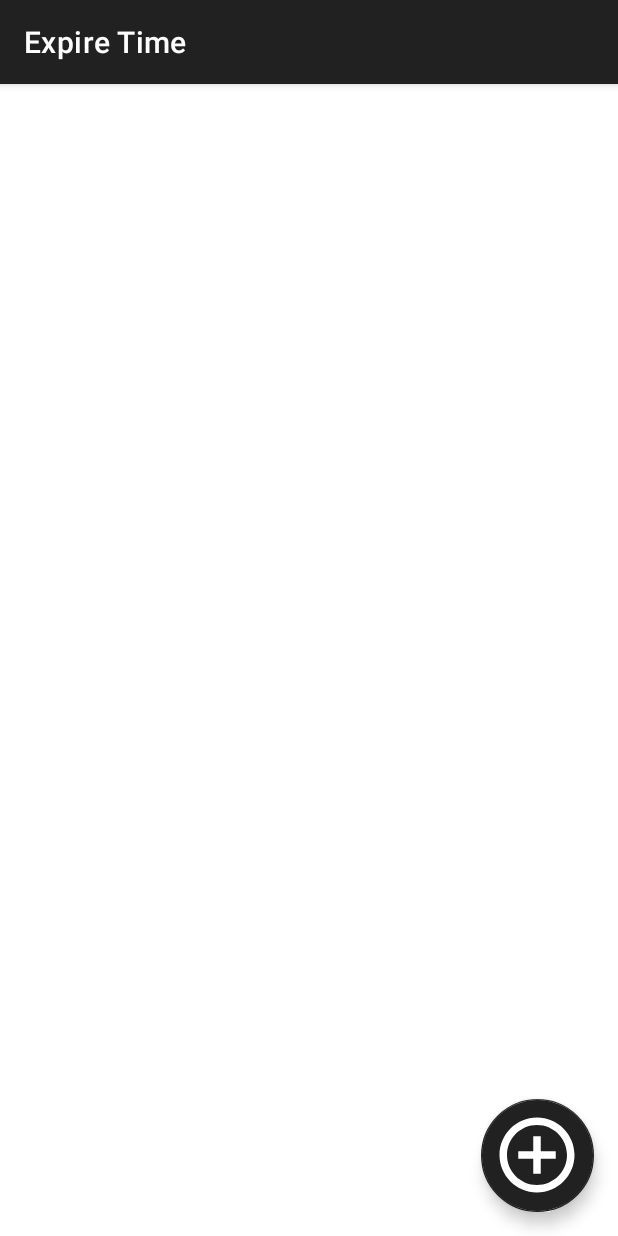
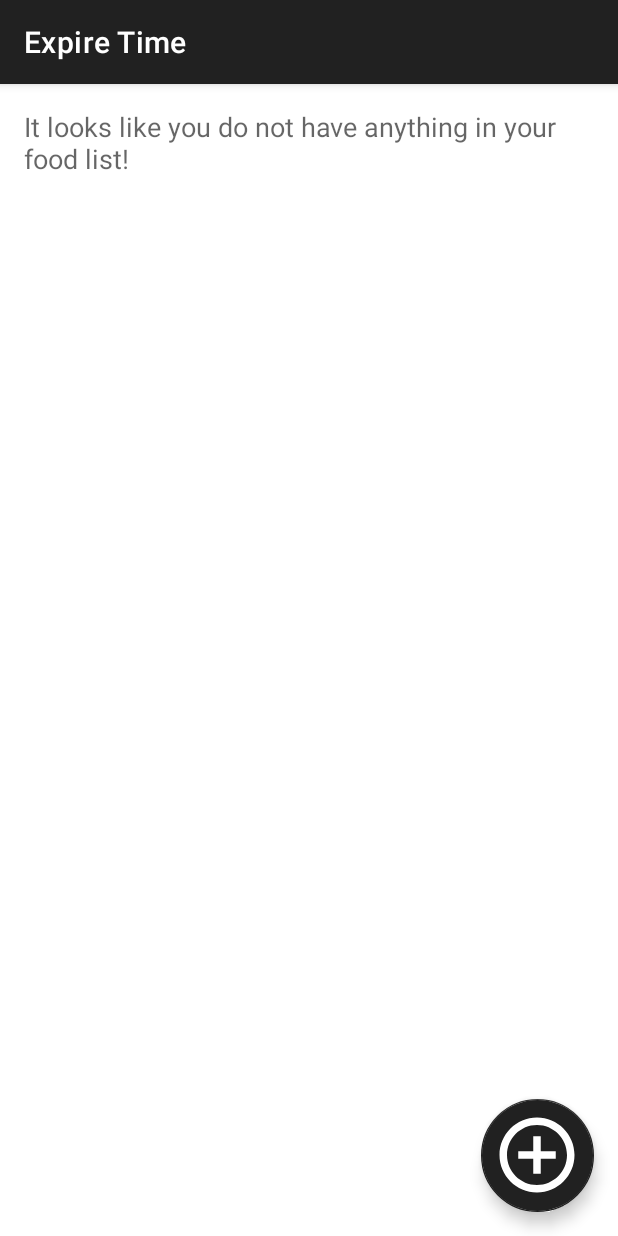
Before and after one commit to sophiaabi/AbiEzzi_Sophia_appDev, an Android app: the screen it shows after launch (MainActivity), on a phone screen of 412 x 824 dp. Run offline under Robolectric (Android 15) with nearby library versions, the light colour scheme and no system bars; libraries missing offline, so code that uses them is left out: it.xabaras.android.

Commit message:
Add files via upload

```diff
--- a/ExpireTime/app/src/main/java/com/example/expiretime/MainActivity.kt
+++ b/ExpireTime/app/src/main/java/com/example/expiretime/MainActivity.kt
@@ -31,6 +31,7 @@ class MainActivity : AppCompatActivity() {
             val intent = Intent(this, AddActivity::class.java)
             startActivityForResult(intent, REQUEST_CODE)
         }
+
 
     }
 
@@ -118,6 +119,12 @@ class MainActivity : AppCompatActivity() {
                 DividerItemDecoration.VERTICAL
             )
         )
+        if(foodList.isEmpty()){
+            noFoodTextView.text = getString(R.string.noFoodMessage)
+        }
+        else{
+            noFoodTextView.text = ""
+        }
 
     }
 
--- a/ExpireTime/app/src/main/res/layout/activity_main.xml
+++ b/ExpireTime/app/src/main/res/layout/activity_main.xml
@@ -4,6 +4,14 @@
     android:layout_width="match_parent"
     android:layout_height="match_parent"
     android:orientation="vertical">
+
+    <TextView
+        android:id="@+id/noFoodTextView"
+        android:layout_width="wrap_content"
+        android:layout_height="wrap_content"
+        android:layout_margin="16dp"
+        android:text="@string/noFoodMessage"
+        android:textAppearance="@style/TextAppearance.AppCompat.Medium" />
 
     <androidx.recyclerview.widget.RecyclerView
         android:id="@+id/recyclerView"
--- a/ExpireTime/app/src/main/res/values/strings.xml
+++ b/ExpireTime/app/src/main/res/values/strings.xml
@@ -7,4 +7,5 @@
     <string name="dash">-</string>
     <string name="daysLeft">Days Left</string>
     <string name="dayLeft">Day Left</string>
+    <string name="noFoodMessage">It looks like you do not have anything in your food list!</string>
 </resources>
```
